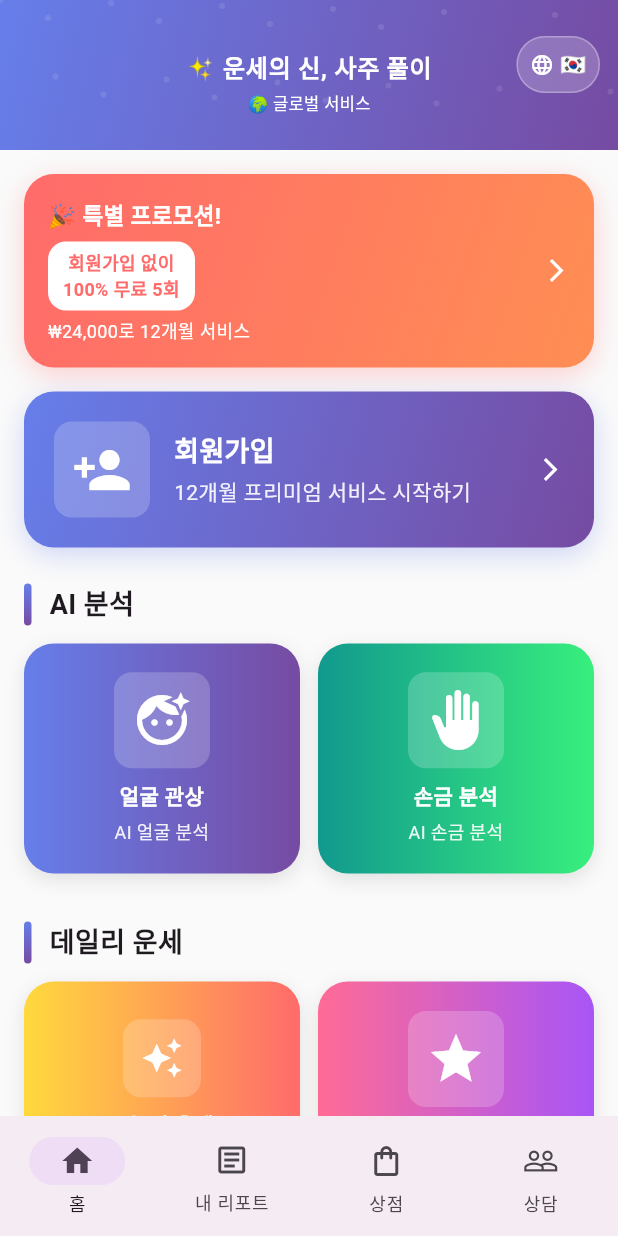
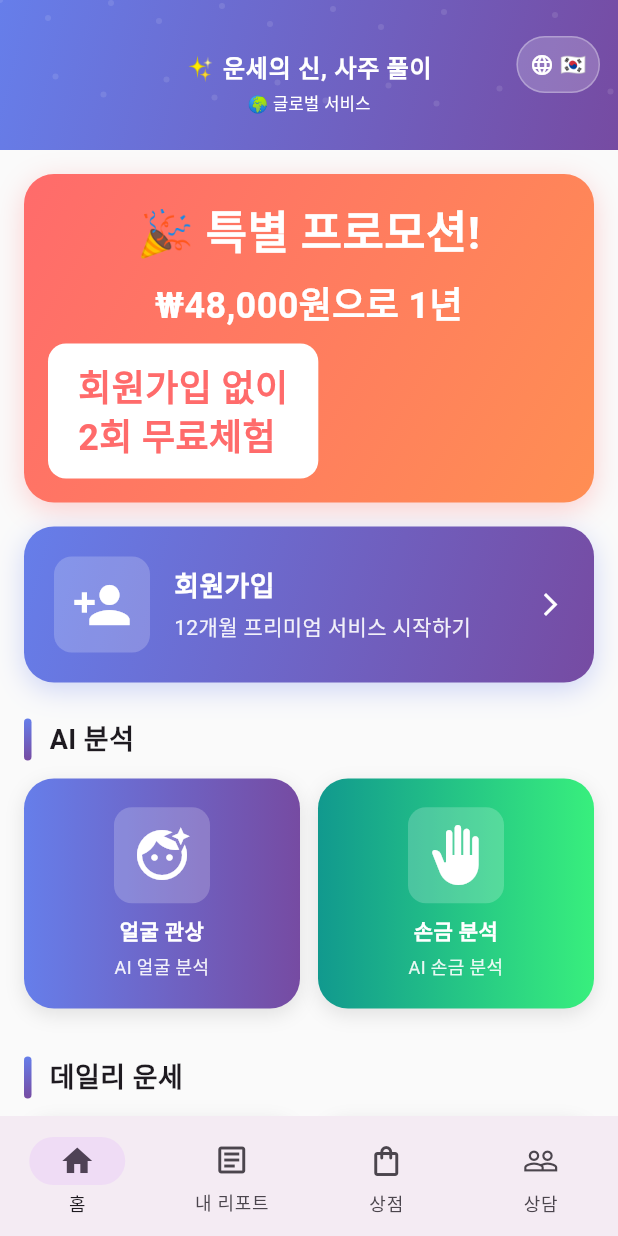
Before and after one commit to langsb16-collab/life82, a Flutter app: the screen it shows after launch, on a phone screen of 412 x 824 dp. Run offline on Flutter 3.47's test engine with Material 3 defaults, Android fonts, the light colour scheme and no system bars; our stand-ins replace hive_flutter, image_picker, shared_preferences; accounts and stored records are empty.

Commit message:
프로모션 배너 UI 대폭 개선
✅ 변경사항:
1) 특별 프로모션 텍스트
   - 정중앙 위치로 이동
   - PC 글자 크기 200% 확대 (30px → 60px)

2) 가격 텍스트 변경 및 확대
   - "24,000로 12개월" → "48,000원으로 1년"
   - 정중앙 위치로 이동
   - PC 글자 크기 200% 확대 (24px → 48px)

3) 흰색 사각형 박스
   - 크기 200% 확대 (패딩 20px → 40px, 세로 12px → 24px)
   - 왼쪽 정렬 유지

4) 무료 체험 텍스트 변경
   - 2줄로 표시: "회원가입 없이" / "2회 무료체험"
   - "100% 무료 5회" → "2회 무료체험"

📱 다국어 지원:
- 한국어, 영어, 중국어, 일본어, 베트남어, 아랍어 모두 업데이트
- 모든 언어에서 "48,000원 1년" 및 "2회 무료체험" 표시

```diff
--- a/lib/screens/home_screen.dart
+++ b/lib/screens/home_screen.dart
@@ -715,10 +715,11 @@ class _PromotionBanner extends StatelessWidget {
     final localization = context.watch<LocalizationService>();
     final isPCScreen = MediaQuery.of(context).size.width > 1200;
 
-    // PC 화면에서만 글자 크기 100% 확대
-    final double titleFontSize = isPCScreen ? 30 : 15;
-    final double promoTextFontSize = isPCScreen ? 24 : 12;
-    final double subtitleFontSize = isPCScreen ? 24 : 12;
+    // 요청사항: 1) 특별 프로모션 - 200% 확대, 2) 48,000원으로 1년 - 200% 확대
+    // 3) 흰색 사각형 크기 200% 확대, 4) 2줄로 변경 (회원가입 없이 / 2회 무료체험)
+    final double titleFontSize = isPCScreen ? 60 : 30;  // 200% 확대 (30 → 60)
+    final double promoTextFontSize = isPCScreen ? 48 : 24;  // 200% 확대 (24 → 48)
+    final double subtitleFontSize = isPCScreen ? 48 : 24;  // 200% 확대 (24 → 48)
     final double iconSize = isPCScreen ? 36 : 18;
     final double padding = isPCScreen ? 32.0 : 16.0;
 
@@ -745,12 +746,9 @@ class _PromotionBanner extends StatelessWidget {
           borderRadius: BorderRadius.circular(20),
           child: Padding(
             padding: EdgeInsets.all(padding),
-            child: Row(
+            child: Column(
               children: [
-                Expanded(
-                  child: Column(
-                    crossAxisAlignment: CrossAxisAlignment.start,
-                    children: [
+                // 1) 특별 프로모션 - 정중앙 위치, 200% 확대
                 Text(
                   localization.translate('promo_title'),
                   maxLines: 1,
@@ -762,23 +760,41 @@ class _PromotionBanner extends StatelessWidget {
                     fontWeight: FontWeight.bold,
                   ),
                 ),
-                      SizedBox(height: isPCScreen ? 12 : 6),
-                      Container(
+                SizedBox(height: isPCScreen ? 16 : 8),
+
+                // 2) 48,000원으로 1년 - 정중앙 위치, 200% 확대
+                Text(
+                  localization.translate('promo_subtitle'),
+                  maxLines: 1,
+                  overflow: TextOverflow.ellipsis,
+                  textAlign: TextAlign.center,
+                  style: TextStyle(
+                    color: Colors.white,
+                    fontSize: subtitleFontSize,
+                    fontWeight: FontWeight.bold,
+                  ),
+                ),
+                SizedBox(height: isPCScreen ? 16 : 8),
+
+                // 3) 흰색 사각형 - 크기 200% 확대, 왼쪽 정렬, 4) 2줄로 표시
+                Align(
+                  alignment: Alignment.centerLeft,
+                  child: Container(
                     padding: EdgeInsets.symmetric(
-                          horizontal: isPCScreen ? 20 : 10,
-                          vertical: isPCScreen ? 12 : 6,
+                      horizontal: isPCScreen ? 40 : 20,  // 200% 확대
+                      vertical: isPCScreen ? 24 : 12,    // 200% 확대
                     ),
                     decoration: BoxDecoration(
                       color: Colors.white,
                       borderRadius: BorderRadius.circular(12),
                     ),
                     child: Column(
+                      crossAxisAlignment: CrossAxisAlignment.start,
                       children: [
                         Text(
                           localization.translate('promo_free_trial_line1'),
                           maxLines: 1,
                           overflow: TextOverflow.ellipsis,
-                              textAlign: TextAlign.center,
                           style: TextStyle(
                             color: Color(0xFFFF6B6B),
                             fontSize: promoTextFontSize,
@@ -790,7 +806,6 @@ class _PromotionBanner extends StatelessWidget {
                           localization.translate('promo_free_trial_line2'),
                           maxLines: 1,
                           overflow: TextOverflow.ellipsis,
-                              textAlign: TextAlign.center,
                           style: TextStyle(
                             color: Color(0xFFFF6B6B),
                             fontSize: promoTextFontSize,
@@ -801,23 +816,6 @@ class _PromotionBanner extends StatelessWidget {
                       ],
                     ),
                   ),
-                      SizedBox(height: isPCScreen ? 8 : 4),
-                      Text(
-                        localization.translate('promo_subtitle'),
-                        maxLines: 1,
-                        overflow: TextOverflow.ellipsis,
-                        style: TextStyle(
-                          color: Colors.white,
-                          fontSize: subtitleFontSize,
-                        ),
-                      ),
-                    ],
-                  ),
-                ),
-                Icon(
-                  Icons.arrow_forward_ios,
-                  color: Colors.white,
-                  size: iconSize,
                 ),
               ],
             ),
--- a/lib/services/localization_service.dart
+++ b/lib/services/localization_service.dart
@@ -60,10 +60,10 @@ class LocalizationService extends ChangeNotifier {
       'today_fortune_subtitle': '데일리 럭키',
       'disclaimer': '※ 본 분석 결과는 참고용이며, 개인의 노력과 선택이 더욱 중요합니다.',
       'promo_title': '🎉 특별 프로모션!',
-      'promo_subtitle': '₩24,000로 12개월 서비스',
+      'promo_subtitle': '₩48,000원으로 1년',
       'promo_highlight': '',
       'promo_free_trial_line1': '회원가입 없이',
-      'promo_free_trial_line2': '100% 무료 5회',
+      'promo_free_trial_line2': '2회 무료체험',
       'promo_description': '지금 가입하면 12개월 프리미엄 서비스를\n특별 가격에 이용하실 수 있습니다!',
       'promo_button': '지금 시작하기',
       // Signup
@@ -86,8 +86,8 @@ class LocalizationService extends ChangeNotifier {
       'email_required': '이메일을 입력해주세요',
       'email_invalid': '올바른 이메일 형식이 아닙니다',
       'payment_title': '결제 정보',
-      'payment_plan': '12개월 프리미엄 서비스',
-      'payment_price': '₩24,000',
+      'payment_plan': '1년 프리미엄 서비스',
+      'payment_price': '₩48,000',
       'select_payment_method': '결제 방법을 선택하세요',
       'bank_transfer': '가상계좌',
       'kakao_pay': '카카오페이',
@@ -241,10 +241,10 @@ class LocalizationService extends ChangeNotifier {
       'today_fortune_subtitle': 'Daily Luck',
       'disclaimer': '※ Results are for reference. Your choices matter most.',
       'promo_title': '🎉 Special Offer!',
-      'promo_subtitle': '₩24,000 for 12 months',
+      'promo_subtitle': '₩48,000 for 1 Year',
       'promo_highlight': '',
       'promo_free_trial_line1': 'No Registration',
-      'promo_free_trial_line2': '100% FREE 5 Times',
+      'promo_free_trial_line2': '2 Free Trials',
       'promo_description': 'Sign up now for 12-month\npremium service at special price!',
       'promo_button': 'Get Started',
       // Signup
@@ -267,8 +267,8 @@ class LocalizationService extends ChangeNotifier {
       'email_required': 'Please enter your email',
       'email_invalid': 'Invalid email format',
       'payment_title': 'Payment',
-      'payment_plan': '12-Month Premium Service',
-      'payment_price': '₩24,000',
+      'payment_plan': '1-Year Premium Service',
+      'payment_price': '₩48,000',
       'select_payment_method': 'Select payment method',
       'bank_transfer': 'Bank Transfer',
       'kakao_pay': 'Kakao Pay',
@@ -422,10 +422,10 @@ class LocalizationService extends ChangeNotifier {
       'today_fortune_subtitle': '今日运势',
       'disclaimer': '※ 结果仅供参考。您的选择最重要。',
       'promo_title': '🎉 特别优惠！',
-      'promo_subtitle': '₩24,000享12个月',
+      'promo_subtitle': '₩48,000元 1年',
       'promo_highlight': '',
       'promo_free_trial_line1': '无需注册',
-      'promo_free_trial_line2': '100% 免费 5次',
+      'promo_free_trial_line2': '2次免费体验',
       'promo_description': '现在注册享12个月\n高级服务特惠价！',
       'promo_button': '立即开始',
       // Signup
@@ -603,10 +603,10 @@ class LocalizationService extends ChangeNotifier {
       'today_fortune_subtitle': '今日の運',
       'disclaimer': '※ 結果は参考用です。あなたの選択が最も重要です。',
       'promo_title': '🎉 特別オファー！',
-      'promo_subtitle': '₩24,000で12ヶ月',
+      'promo_subtitle': '₩48,000円 1年間',
       'promo_highlight': '',
       'promo_free_trial_line1': '会員登録不要',
-      'promo_free_trial_line2': '100% 無料 5回',
+      'promo_free_trial_line2': '2回無料体験',
       'promo_description': '今登録して12ヶ月\nプレミアムサービスを特別価格で！',
       'promo_button': '今すぐ始める',
       // Signup
@@ -784,10 +784,10 @@ class LocalizationService extends ChangeNotifier {
       'today_fortune_subtitle': 'Vận ngày',
       'disclaimer': '※ Kết quả chỉ tham khảo. Lựa chọn của bạn quan trọng nhất.',
       'promo_title': '🎉 Ưu đãi đặc biệt!',
-      'promo_subtitle': '₩24,000 cho 12 tháng',
+      'promo_subtitle': '₩48,000 cho 1 năm',
       'promo_highlight': '',
       'promo_free_trial_line1': 'Không cần đăng ký',
-      'promo_free_trial_line2': '100% MIỄN PHÍ 5 lần',
+      'promo_free_trial_line2': '2 lần dùng thử miễn phí',
       'promo_description': 'Đăng ký ngay cho 12 tháng\ndịch vụ cao cấp giá ưu đãi!',
       'promo_button': 'Bắt đầu',
       // Signup
@@ -965,7 +965,7 @@ class LocalizationService extends ChangeNotifier {
       'today_fortune_subtitle': 'ดวงวันนี้',
       'disclaimer': '※ ผลเป็นข้อมูลอ้างอิง ทางเลือกของคุณสำคัญที่สุด',
       'promo_title': '🎉 ข้อเสนอพิเศษ!',
-      'promo_subtitle': '₩24,000 สำหรับ 24 เดือน',
+      'promo_subtitle': '₩48,000 สำหรับ 1 ปี',
       'promo_highlight': 'ฟรี 12 เดือน',
       'promo_description': 'สมัครตอนนี้\nฟรี 12 เดือน!',
       'promo_button': 'เริ่มเลย',
@@ -1087,10 +1087,10 @@ class LocalizationService extends ChangeNotifier {
       'today_fortune_subtitle': 'حظ اليوم',
       'disclaimer': '※ النتائج للمرجع. اختياراتك هي الأهم.',
       'promo_title': '🎉 عرض خاص!',
-      'promo_subtitle': '₩24,000 لمدة 12 شهراً',
+      'promo_subtitle': '₩48,000 لمدة سنة',
       'promo_highlight': '',
       'promo_free_trial_line1': 'بدون تسجيل',
-      'promo_free_trial_line2': '100% مجاناً 5 مرات',
+      'promo_free_trial_line2': 'تجربة مجانية مرتين',
       'promo_description': 'سجل الآن لمدة 12 شهراً\nخدمة مميزة بسعر خاص!',
       'promo_button': 'ابدأ الآن',
       // Signup
```
Lines whose indentation alone changed are shown as unchanged.
